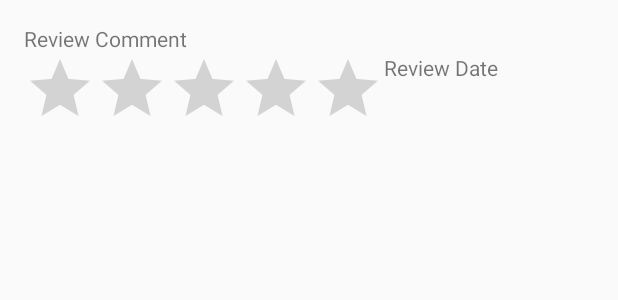
After one commit to madcamp01/madcamp, an Android app built with Jetpack Compose: the layout item_review2.xml on its own in the app's theme, with its tools: preview values and no code run, on a phone screen of 412 x 824 dp. The commit adds this screen. Shown: the top 300 px of the screen. Run offline under Robolectric (Android 15) with nearby library versions, the phone set to English and light mode, and no system bars.

Commit message:
feat: 라벨 > 리뷰 데이터 리스트 화면까지

```diff
--- a/app/src/main/AndroidManifest.xml
+++ b/app/src/main/AndroidManifest.xml
@@ -29,6 +29,9 @@
         android:theme="@style/Theme.Madcamp01.AppCompat"
         android:usesCleartextTraffic="true"
         tools:targetApi="31">
+        <activity
+            android:name=".third.ReviewListActivity"
+            android:exported="false" />
         <activity
             android:name=".third.LabelTransformActivity"
             android:exported="false" />
@@ -71,7 +74,6 @@
             android:name=".ViewPagerAdapter"
             android:exported="false" />
 
-
         <meta-data
             android:name="com.kakao.sdk.AppKey"
             android:value="d46a37ed9a48a8af47b08b5f5a338bb4" />
--- /dev/null
+++ b/app/src/main/res/layout/item_review2.xml
@@ -0,0 +1,43 @@
+<?xml version="1.0" encoding="utf-8"?>
+<androidx.constraintlayout.widget.ConstraintLayout xmlns:android="http://schemas.android.com/apk/res/android"
+    xmlns:app="http://schemas.android.com/apk/res-auto"
+    android:layout_width="match_parent"
+    android:layout_height="wrap_content"
+    android:padding="16dp">
+
+    <TextView
+        android:id="@+id/commentTextView"
+        android:layout_width="0dp"
+        android:layout_height="wrap_content"
+        android:text="Review Comment"
+        app:layout_constraintEnd_toEndOf="parent"
+        app:layout_constraintStart_toStartOf="parent"
+        app:layout_constraintTop_toTopOf="parent" />
+
+    <RatingBar
+        android:id="@+id/reviewRate"
+        android:layout_width="wrap_content"
+        android:layout_height="wrap_content"
+        android:numStars="5"
+        android:stepSize="0.5"
+        app:layout_constraintStart_toStartOf="parent"
+        app:layout_constraintTop_toBottomOf="@+id/commentTextView" />
+
+    <TextView
+        android:id="@+id/dateTextView"
+        android:layout_width="wrap_content"
+        android:layout_height="wrap_content"
+        android:text="Review Date"
+        app:layout_constraintStart_toEndOf="@+id/reviewRate"
+        app:layout_constraintTop_toBottomOf="@+id/commentTextView" />
+
+    <ImageView
+        android:id="@+id/reviewPictureImageView"
+        android:layout_width="0dp"
+        android:layout_height="200dp"
+        android:scaleType="centerCrop"
+        app:layout_constraintEnd_toEndOf="parent"
+        app:layout_constraintStart_toStartOf="parent"
+        app:layout_constraintTop_toBottomOf="@+id/dateTextView" />
+
+</androidx.constraintlayout.widget.ConstraintLayout>
```
Also changed, not shown: app/src/main/java/com/example/madcamp01/DB/Entities/Review.kt (+38 -1 lines), app/src/main/java/com/example/madcamp01/third/ReviewAdapter.kt (added, +23 -0 lines), app/src/main/java/com/example/madcamp01/third/ReviewListActivity.kt (added, +26 -0 lines), app/src/main/java/com/example/madcamp01/third/ReviewViewHolder.kt (added, +33 -0 lines), app/src/main/java/com/example/madcamp01/third/ThirdFragment.kt (+6 -4 lines), app/src/main/res/layout/activity_review_list.xml (added, +12 -0 lines).
